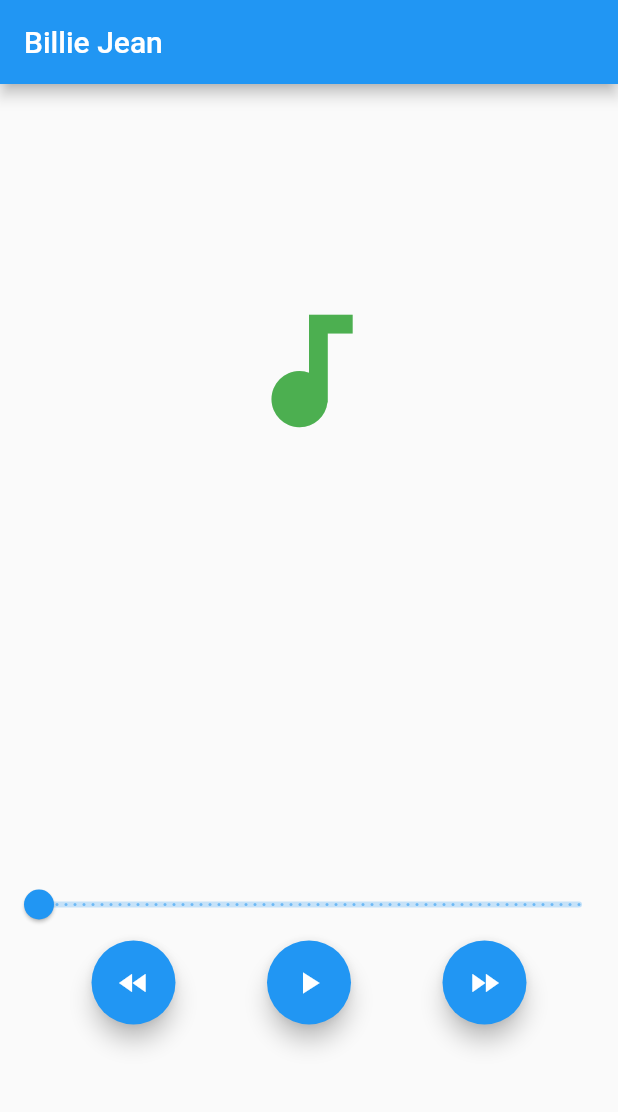
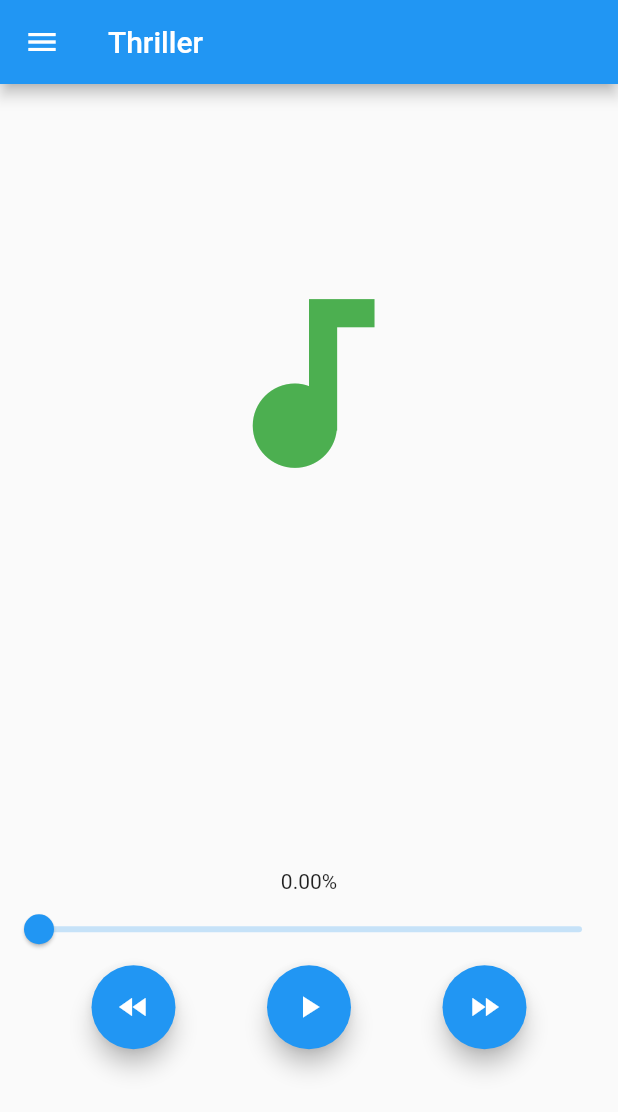
Before and after one commit to Pualoo/TestAudioPlayer, a Flutter app: the screen it shows after launch, after a tap on the "fast rewind" icon, on a phone screen of 412 x 824 dp. Shown: the top 1112 px of the screen. Run offline on Flutter 3.47's test engine with Material 2 defaults, Android fonts, the phone set to English and light mode, and no system bars; our stand-ins replace bloc, flutter_bloc.

Commit message:
Finish Fake Audio Player

```diff
--- a/lib/logic/cubits/app/app_cubit.dart
+++ b/lib/logic/cubits/app/app_cubit.dart
@@ -1,6 +1,5 @@
 import 'package:bloc/bloc.dart';
 import 'package:meta/meta.dart';
-import 'package:test_audio_player/logic/cubits/app/app_cubit.dart';
 
 part 'app_state.dart';
 
@@ -16,6 +15,15 @@ class AppCubit extends Cubit<AppState> {
   void nextMusic() =>
       emit(AppState(musicName: getNextMusic(listMusic, state.musicName)));
 
+  void previousMusic() =>
+      emit(AppState(musicName: getPreviousMusic(listMusic, state.musicName)));
+
+  void setMusic(String music) => emit(AppState(musicName: music));
+
+  List<String> getListMusic() {
+    return listMusic;
+  }
+
   String getNextMusic(List<String> listMusic, String musicName) {
     for (var i = 0; i < listMusic.length; i++) {
       if (listMusic[i] == musicName) {
@@ -28,4 +36,17 @@ class AppCubit extends Cubit<AppState> {
     }
     return listMusic.first;
   }
+
+  String getPreviousMusic(List<String> listMusic, String musicName) {
+    for (var i = 0; i < listMusic.length; i++) {
+      if (listMusic[i] == musicName) {
+        if (listMusic[i] == listMusic.first) {
+          return listMusic.last;
+        } else {
+          return listMusic[i - 1];
+        }
+      }
+    }
+    return listMusic.first;
+  }
 }
--- a/lib/logic/cubits/player/player_cubit.dart
+++ b/lib/logic/cubits/player/player_cubit.dart
@@ -6,5 +6,7 @@ part 'player_state.dart';
 class PlayerCubit extends Cubit<PlayerState> {
   PlayerCubit() : super(PlayerState(timeMusic: 0));
 
-  void updateTime() => emit(PlayerState(timeMusic: null));
+  void updateTime(double time) => emit(PlayerState(timeMusic: time));
+
+  void resetPlayer() => emit(PlayerState(timeMusic: 0));
 }
--- a/lib/main.dart
+++ b/lib/main.dart
@@ -8,16 +8,21 @@ void main() {
   runApp(MyApp());
 }
 
-class MyApp extends StatelessWidget {
+class MyApp extends StatefulWidget {
   // This widget is the root of your application.
+  @override
+  _MyAppState createState() => _MyAppState();
+}
+
+class _MyAppState extends State<MyApp> {
   @override
   Widget build(BuildContext context) {
     return MultiBlocProvider(
       providers: [
-        BlocProvider(
+        BlocProvider<AppCubit>(
           create: (context) => AppCubit(),
         ),
-        BlocProvider(
+        BlocProvider<PlayerCubit>(
           create: (context) => PlayerCubit(),
         )
       ],
--- a/lib/presentation/music_page.dart
+++ b/lib/presentation/music_page.dart
@@ -1,6 +1,7 @@
 import 'package:flutter/material.dart';
 import 'package:flutter_bloc/flutter_bloc.dart';
 import 'package:test_audio_player/logic/Cubits/App/app_cubit.dart';
+import 'package:test_audio_player/logic/cubits/player/player_cubit.dart';
 import 'package:test_audio_player/presentation/music_player.dart';
 
 class MusicPage extends StatefulWidget {
@@ -11,10 +12,30 @@ class MusicPage extends StatefulWidget {
 class MusicPageState extends State<MusicPage> {
   @override
   Widget build(BuildContext context) {
-    return BlocBuilder<AppCubit, AppState>(builder: (context, state) {
+    return BlocProvider(
+      create: (context) => AppCubit(),
+      child: BlocBuilder<AppCubit, AppState>(
+        builder: (context, state) {
+          var appCubit = BlocProvider.of<AppCubit>(context);
+          var playerCubit = BlocProvider.of<PlayerCubit>(context);
+          List<String> listMusic = appCubit.getListMusic();
           return Scaffold(
             appBar: AppBar(
               title: Text(state.musicName),
+            ),
+            drawer: Drawer(
+              child: ListView.builder(
+                itemCount: listMusic.length,
+                itemBuilder: (BuildContext ctxt, int index) {
+                  return ListTile(
+                    title: Text(listMusic[index]),
+                    onTap: () {
+                      appCubit.setMusic(listMusic[index]);
+                      playerCubit.resetPlayer();
+                    },
+                  );
+                },
+              ),
             ),
             body: Center(
               child: Column(
@@ -24,7 +45,7 @@ class MusicPageState extends State<MusicPage> {
                     child: Icon(
                       Icons.audiotrack,
                       color: Colors.green,
-                  size: 100.0,
+                      size: 150.0,
                     ),
                   ),
                   Container(
@@ -34,6 +55,8 @@ class MusicPageState extends State<MusicPage> {
               ),
             ),
           );
-    });
+        },
+      ),
+    );
   }
 }
--- a/lib/presentation/music_player.dart
+++ b/lib/presentation/music_player.dart
@@ -9,24 +9,25 @@ class MusicPlayer extends StatefulWidget {
 }
 
 class _MusicPlayerState extends State<MusicPlayer> {
-  double _currentSliderValue = 0;
-
   @override
   Widget build(BuildContext context) {
+    var appCubit = BlocProvider.of<AppCubit>(context);
     var playerCubit = BlocProvider.of<PlayerCubit>(context);
-    var appCubit = BlocProvider.of<AppCubit>(context);
     return Container(
-      child: Column(
+      child: BlocBuilder<PlayerCubit, PlayerState>(
+        builder: (context, state) {
+          return Column(
             children: [
+              Text(state.timeMusic.toStringAsPrecision(3) + "%"),
               Slider(
-            value: _currentSliderValue,
+                value: state.timeMusic,
                 min: 0,
                 max: 100,
-            divisions: 60,
-            label: _currentSliderValue.round().toString(),
+                divisions: 100,
+                label: state.timeMusic.round().toString(),
                 onChanged: (double value) {
                   setState(() {
-                _currentSliderValue = value;
+                    state.timeMusic = value;
                   });
                 },
               ),
@@ -34,7 +35,10 @@ class _MusicPlayerState extends State<MusicPlayer> {
                 mainAxisAlignment: MainAxisAlignment.spaceEvenly,
                 children: [
                   FloatingActionButton(
-                onPressed: () {},
+                    onPressed: () {
+                      appCubit.previousMusic();
+                      playerCubit.resetPlayer();
+                    },
                     tooltip: 'forward',
                     child: Icon(Icons.fast_rewind),
                   ),
@@ -46,6 +50,7 @@ class _MusicPlayerState extends State<MusicPlayer> {
                   FloatingActionButton(
                     onPressed: () {
                       appCubit.nextMusic();
+                      playerCubit.resetPlayer();
                     },
                     tooltip: 'forward',
                     child: Icon(Icons.fast_forward),
@@ -53,6 +58,8 @@ class _MusicPlayerState extends State<MusicPlayer> {
                 ],
               )
             ],
+          );
+        },
       ),
     );
   }
```
Lines whose indentation alone changed are shown as unchanged.
